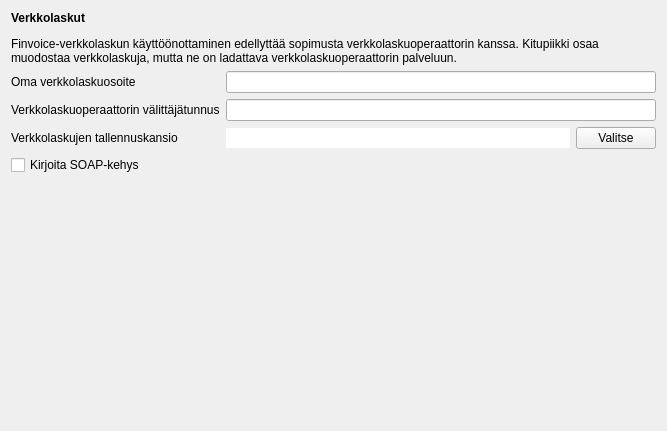
This is kitupiikki/maaritys/verkkolaskumaaritys.ui in artoh/kitupiikki as Qt 5 draws it before an edit. The edited form follows.
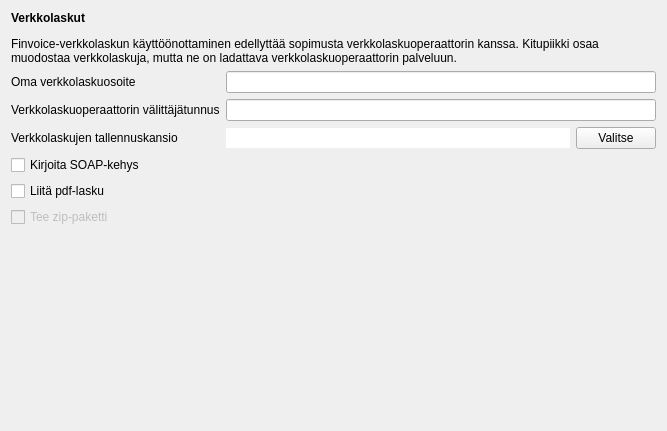
This is the edited form. Icons and pictures are not drawn.

Diff of the .ui file:
```diff
--- a/kitupiikki/maaritys/verkkolaskumaaritys.ui
+++ b/kitupiikki/maaritys/verkkolaskumaaritys.ui
@@ -92,6 +92,23 @@
      </item>
     </layout>
    </item>
+   <item row="6" column="0">
+    <widget class="QCheckBox" name="pdfBox">
+     <property name="text">
+      <string>Liitä pdf-lasku</string>
+     </property>
+    </widget>
+   </item>
+   <item row="7" column="0">
+    <widget class="QCheckBox" name="zipBox">
+     <property name="enabled">
+      <bool>false</bool>
+     </property>
+     <property name="text">
+      <string>Tee zip-paketti</string>
+     </property>
+    </widget>
+   </item>
   </layout>
  </widget>
  <resources>
```
Left out of the diff: 19 changed lines with no effect on the pictures.
